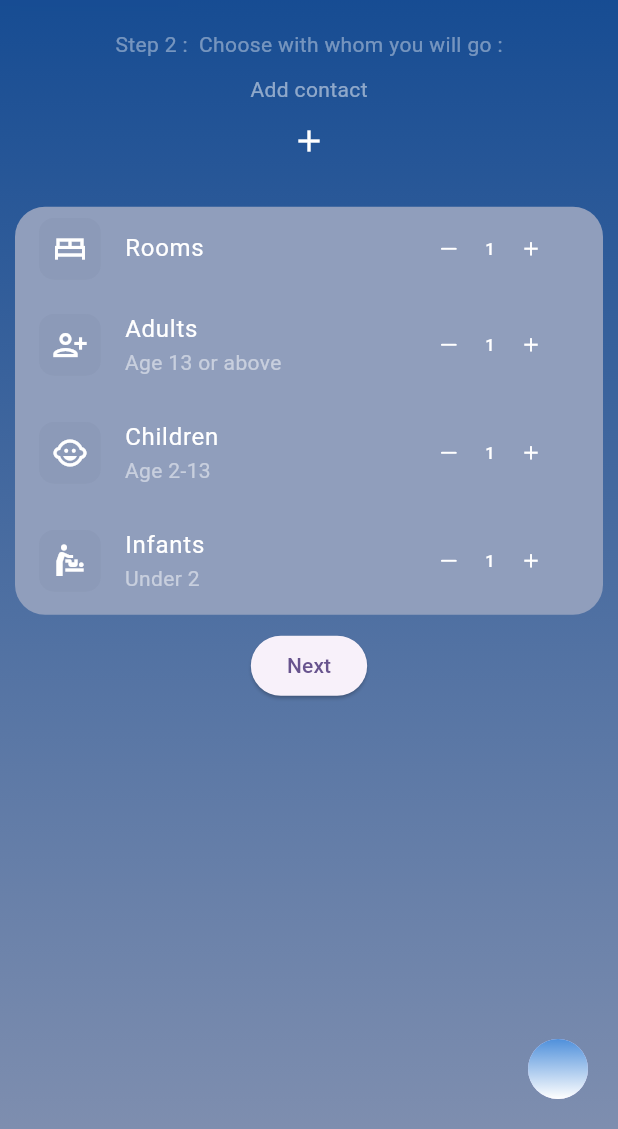
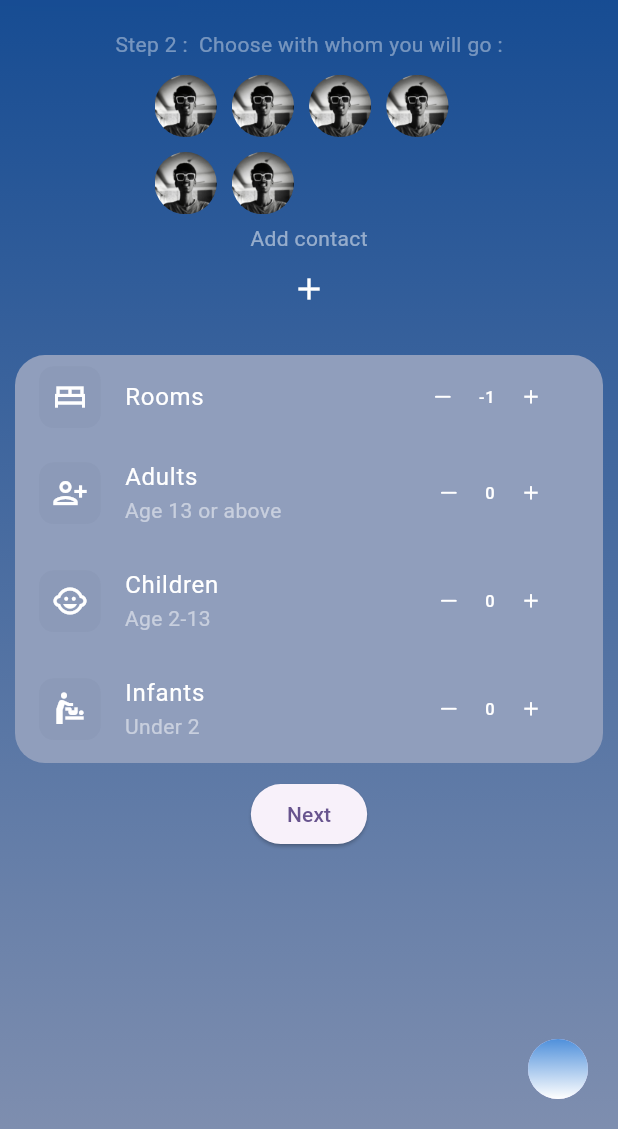
Before and after one commit to Shashwat-srivastav/GenAiTravel, a Flutter app: the Book screen opened directly, after a tap on an icon or button, on a phone screen of 412 x 824 dp, the part 107-1236 px from its top. Run offline on Flutter 3.47's test engine with Material 3 defaults, Android fonts, the phone set to English and light mode, and no system bars; our stand-ins replace get, table_calendar, velocity_x.

Commit message:
booking page completed somewhat

```diff
--- a/lib/booking.dart
+++ b/lib/booking.dart
@@ -4,11 +4,21 @@ import 'package:flutter/cupertino.dart';
 import 'package:flutter/material.dart';
 import 'package:flutter/rendering.dart';
 import 'package:flutter/widgets.dart';
+import 'package:gen_ai_travel/controllers.dart';
+import 'package:get/get.dart';
+import 'package:get/get_state_manager/get_state_manager.dart';
 import 'package:table_calendar/table_calendar.dart';
 import 'package:velocity_x/velocity_x.dart';
 
-class Book extends StatelessWidget {
+class Book extends StatefulWidget {
   const Book({super.key});
+
+  @override
+  State<Book> createState() => _BookState();
+}
+
+class _BookState extends State<Book> {
+  final Schedule update = Get.put(Schedule());
 
   @override
   Widget build(BuildContext context) {
@@ -49,7 +59,7 @@ class Book extends StatelessWidget {
               "Can You Show me Vacation Options for a trip to sea ?"
                   .text
                   .white
-                  .minFontSize(42)
+                  .minFontSize(36)
                   .make(),
               Row(
                 children: [
@@ -104,12 +114,25 @@ class Book extends StatelessWidget {
               // ---------------------------------------------------------------------------------
               "Step 2 :  Choose with whom you will go :"
                   .text
-                  .minFontSize(30)
+                  .minFontSize(24)
                   .color(Colors.white.withOpacity(0.4))
                   .make()
                   .p(10),
 
-
+              Container(
+                height: MediaQuery.of(context).size.height*0.12,
+                width: MediaQuery.of(context).size.width*0.5,
+                color: Colors.transparent,
+                child: GridView.builder(itemCount: 6,gridDelegate: SliverGridDelegateWithFixedCrossAxisCount(crossAxisCount: 4), itemBuilder: (BuildContext,x){
+                  return Container(
+                    clipBehavior: Clip.antiAliasWithSaveLayer,
+                    height: 10,
+                    width: 10,
+                    decoration: BoxDecoration(
+                      borderRadius: BorderRadius.circular(1000)
+                    ),child: Image.asset("lib/assets/image.jpg",scale: 0.1,fit: BoxFit.cover,)).pLTRB(0,0,10,10);
+                })
+              ),
               // TextField(
               //                   cursorColor: Colors.white,
               //                   decoration: InputDecoration(
@@ -130,7 +153,8 @@ class Book extends StatelessWidget {
 
               "Add contact".text.color(Colors.white.withOpacity(0.5)).make(),
               IconButton(onPressed: (){}, icon: Icon(Icons.add),color: Colors.white,),
-              ClipRRect(
+              Obx(
+                ()=> ClipRRect(
                   child: Container(
                     clipBehavior: Clip.antiAliasWithSaveLayer,
                     decoration: BoxDecoration(
@@ -161,15 +185,19 @@ class Book extends StatelessWidget {
                                   mainAxisAlignment: MainAxisAlignment.start,
                                   children: [
                                     IconButton(
-                                      onPressed: () {},
+                                        onPressed: () {
+                                          update.removeRoom();
+                                        },
                                         icon: Icon(
                                           CupertinoIcons.minus,
                                           size: 15,
                                           color: Colors.white,
                                         )),
-                                  "1".text.minFontSize(18).white.make(),
+                                    update.Rooms.value.text.minFontSize(18).white.make(),
                                     IconButton(
-                                      onPressed: () {},
+                                        onPressed: () {
+                                          update.addRoom();
+                                        },
                                         icon: Icon(
                                           Icons.add,
                                           size: 15,
@@ -202,15 +230,19 @@ class Book extends StatelessWidget {
                                   mainAxisAlignment: MainAxisAlignment.start,
                                   children: [
                                     IconButton(
-                                      onPressed: () {},
+                                        onPressed: () {
+                                          update.removeAdults();
+                                        },
                                         icon: Icon(
                                           CupertinoIcons.minus,
                                           size: 15,
                                           color: Colors.white,
                                         )),
-                                  "1".text.minFontSize(18).white.make(),
+                                    update.Adults.value.text.minFontSize(18).white.make(),
                                     IconButton(
-                                      onPressed: () {},
+                                        onPressed: () {
+                                          update.addAdults();
+                                        },
                                         icon: Icon(
                                           Icons.add,
                                           size: 15,
@@ -242,15 +274,19 @@ class Book extends StatelessWidget {
                                   mainAxisAlignment: MainAxisAlignment.start,
                                   children: [
                                     IconButton(
-                                      onPressed: () {},
+                                        onPressed: () {
+                                          update.removechildren();
+                                        },
                                         icon: Icon(
                                           CupertinoIcons.minus,
                                           size: 15,
                                           color: Colors.white,
                                         )),
-                                  "1".text.minFontSize(18).white.make(),
+                                    update.children.value.text.minFontSize(18).white.make(),
                                     IconButton(
-                                      onPressed: () {},
+                                        onPressed: () {
+                                          update.addchildren();
+                                        },
                                         icon: Icon(
                                           Icons.add,
                                           size: 15,
@@ -280,15 +316,19 @@ class Book extends StatelessWidget {
                                   mainAxisAlignment: MainAxisAlignment.start,
                                   children: [
                                     IconButton(
-                                      onPressed: () {},
+                                        onPressed: () {
+                                          update.removeInfants();
+                                        },
                                         icon: Icon(
                                           CupertinoIcons.minus,
                                           size: 15,
                                           color: Colors.white,
                                         )),
-                                  "1".text.minFontSize(18).white.make(),
+                                    update.Infants.value.text.minFontSize(18).white.make(),
                                     IconButton(
-                                      onPressed: () {},
+                                        onPressed: () {
+                                          update.addInfants();
+                                        },
                                         icon: Icon(
                                           Icons.add,
                                           size: 15,
@@ -304,6 +344,7 @@ class Book extends StatelessWidget {
                     ),
                   ).p(10),
                 ).pLTRB(0, 10, 0, 0),
+              ),
               ElevatedButton(onPressed: () {}, child: "Next".text.make()),
             ],
           ),
--- /dev/null
+++ b/lib/controllers.dart
@@ -0,0 +1,43 @@
+import 'package:get/get.dart';
+
+// ignore: camel_case_types
+class Schedule extends GetxController
+{
+
+  RxInt Rooms = 0.obs;
+  RxInt Adults=0.obs;
+  RxInt children = 0.obs;
+  RxInt Infants = 0.obs;
+
+  void addRoom()
+  {
+    Rooms.value++;
+  }
+  void addAdults() {
+    Adults.value++;
+  }
+    void addchildren() {
+    children.value++;
+  }
+
+  void addInfants() {
+    Infants.value++;
+  }
+
+  void removeRoom() {
+    Rooms.value--;
+  }
+
+  void removeAdults() {
+    Adults.value--;
+  }
+
+  void removechildren() {
+    children.value--;
+  }
+
+  void removeInfants() {
+    Infants.value--;
+  }
+
+}
--- a/lib/main.dart
+++ b/lib/main.dart
@@ -28,7 +28,7 @@ class MyApp extends StatelessWidget {
         colorScheme: ColorScheme.fromSeed(seedColor: Colors.deepPurple.withOpacity(0.4)),
         useMaterial3: true,
       ),
-      home:  HomeT(),
+      home:  Listening(),
     );
   }
 }
--- a/pubspec.yaml
+++ b/pubspec.yaml
@@ -63,8 +63,8 @@ flutter:
   uses-material-design: true
 
   # To add assets to your application, add an assets section, like this:
-  # assets:
-  #   - images/a_dot_burr.jpeg
+  assets:
+    - lib/assets/
   #   - images/a_dot_ham.jpeg
 
   # An image asset can refer to one or more resolution-specific "variants", see
```
Also changed, not shown: lib/listen.dart (+20 -1 lines), lib/assets/image.jpg (added). Lines whose indentation alone changed are shown as unchanged.
